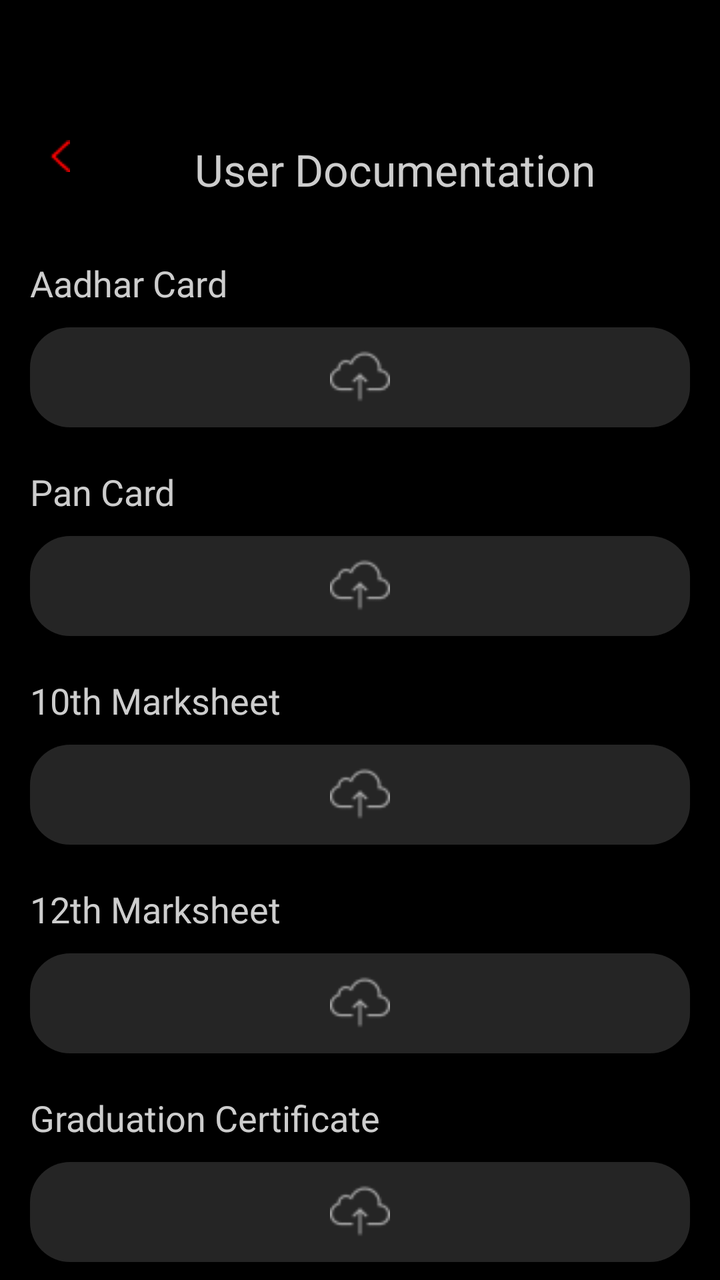
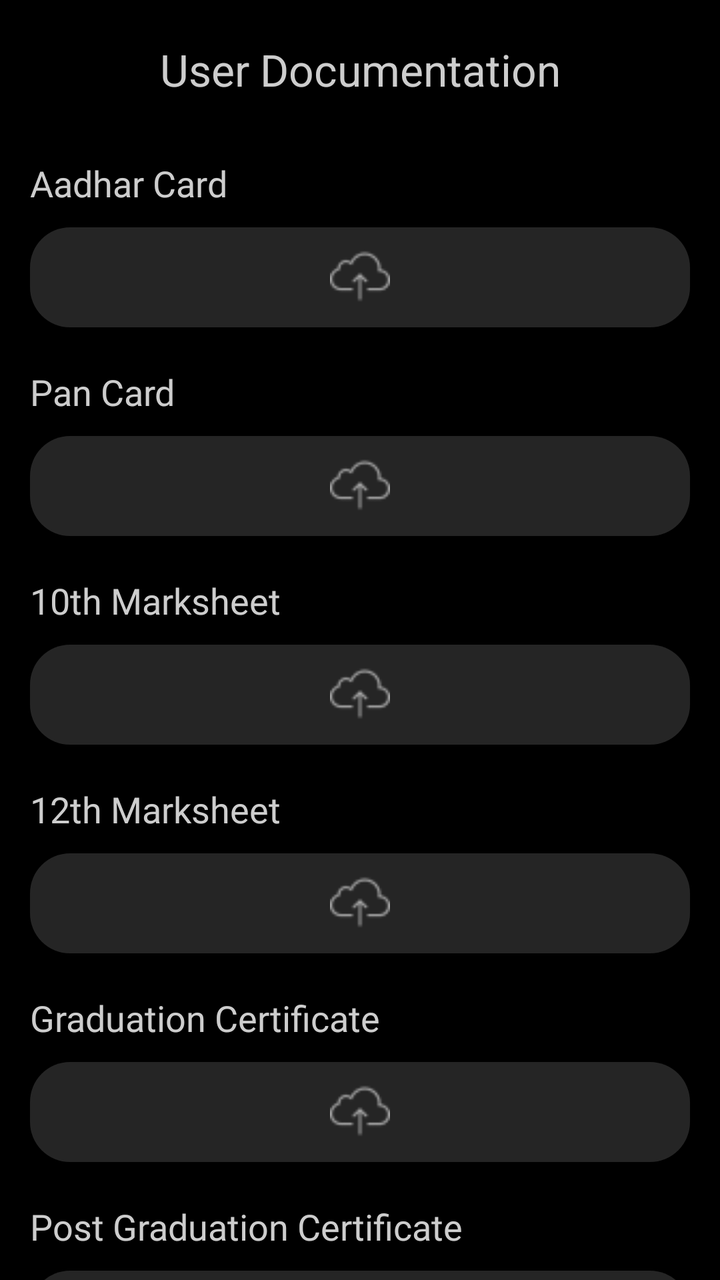

Before-and-after screenshots of an Android layout around one commit, followed by the original layout XML and the change that was made.
<!-- AndroidManifest.xml: application theme AppTheme -->
<!-- res/layout/fragment_document_upload.xml -->
<?xml version="1.0" encoding="utf-8"?>
<layout>

    <ScrollView xmlns:android="http://schemas.android.com/apk/res/android"
        xmlns:tools="http://schemas.android.com/tools"
        android:layout_width="match_parent"
        android:layout_height="match_parent"
        android:background="@color/black"
        tools:context=".profile.DocumentUploadFragment">

        <LinearLayout
            android:layout_width="match_parent"
            android:layout_height="wrap_content"
            android:clickable="true"
            android:orientation="vertical">

            <LinearLayout
                android:layout_width="match_parent"
                android:layout_height="wrap_content"
                android:layout_marginTop="70dp"
                android:layout_marginBottom="@dimen/_20dp">

                <ImageView
                    android:id="@+id/backBtn"
                    android:layout_width="wrap_content"
                    android:layout_height="wrap_content"
                    android:layout_marginStart="25dp"
                    android:src="@drawable/backbutton" />

                <TextView
                    android:layout_width="match_parent"
                    android:layout_height="wrap_content"
                    android:gravity="center"
                    android:text="User Documentation"
                    android:textColor="#CDCDCD"
                    android:textSize="22sp" />

            </LinearLayout>

            <TextView
                android:layout_width="wrap_content"
                android:layout_height="wrap_content"
                android:layout_marginStart="@dimen/_15"
                android:layout_marginTop="@dimen/_10dp"
                android:fontFamily="@font/dm_sans"
                android:text="Aadhar Card"
                android:textColor="#CDCDCD"
                android:textSize="@dimen/_18sp" />

            <LinearLayout
                android:id="@+id/editAdhar"
                android:layout_width="match_parent"
                android:layout_height="wrap_content"
                android:orientation="horizontal"
                android:visibility="gone">

                <ImageView
                    android:layout_width="match_parent"
                    android:layout_height="wrap_content"
                    android:src="@drawable/upload_adhar" />

                <ImageView
                    android:id="@+id/chngAdhar"
                    android:layout_width="wrap_content"
                    android:layout_height="wrap_content"
                    android:layout_marginStart="-150dp"
                    android:layout_marginTop="@dimen/_100dp"
                    android:layout_marginEnd="20dp"
                    android:elevation="@dimen/_20dp"
                    android:src="@drawable/edit" />

            </LinearLayout>

            <ImageView
                android:id="@+id/uploadAdhar"
                android:layout_width="match_parent"
                android:layout_height="50dp"
                android:layout_marginStart="@dimen/_15"
                android:layout_marginTop="@dimen/_10dp"
                android:layout_marginEnd="@dimen/_15"
                android:layout_marginBottom="@dimen/_10"
                android:background="@drawable/light_grey_bg"
                android:padding="@dimen/_10"
                android:src="@drawable/uploadwhite" />

            <TextView
                android:layout_width="wrap_content"
                android:layout_height="wrap_content"
                android:layout_marginStart="@dimen/_15"
                android:layout_marginTop="@dimen/_10dp"
                android:fontFamily="@font/dm_sans"
                android:text="Pan Card"
                android:textColor="#CDCDCD"
                android:textSize="@dimen/_18sp" />

            <LinearLayout
                android:id="@+id/editPan"
                android:layout_width="match_parent"
                android:layout_height="wrap_content"
                android:orientation="horizontal"
                android:visibility="gone">

                <ImageView
                    android:layout_width="match_parent"
                    android:layout_height="wrap_content"
                    android:src="@drawable/upload_pan" />

                <ImageView
                    android:id="@+id/chngPan"
                    android:layout_width="wrap_content"
                    android:layout_height="wrap_content"
                    android:layout_marginStart="-150dp"
                    android:layout_marginTop="@dimen/_100dp"
                    android:layout_marginEnd="20dp"
                    android:elevation="@dimen/_20dp"
                    android:src="@drawable/edit" />

            </LinearLayout>

            <ImageView
                android:id="@+id/uploadpan"
                android:layout_width="match_parent"
                android:layout_height="50dp"
                android:layout_marginStart="@dimen/_15"
                android:layout_marginTop="@dimen/_10dp"
                android:layout_marginEnd="@dimen/_15"
                android:layout_marginBottom="@dimen/_10"
                android:background="@drawable/light_grey_bg"
                android:padding="@dimen/_10"
                android:src="@drawable/uploadwhite" />

            <TextView
                android:layout_width="wrap_content"
                android:layout_height="wrap_content"
                android:layout_marginStart="@dimen/_15"
                android:layout_marginTop="@dimen/_10dp"
                android:fontFamily="@font/dm_sans"
                android:text="10th Marksheet "
                android:textColor="#CDCDCD"
                android:textSize="@dimen/_18sp" />

            <ImageView
                android:id="@+id/uploadmarksheet10"
                android:layout_width="match_parent"
                android:layout_height="50dp"
                android:layout_marginStart="@dimen/_15"
                android:layout_marginTop="@dimen/_10dp"
                android:layout_marginEnd="@dimen/_15"
                android:layout_marginBottom="@dimen/_10"
                android:background="@drawable/light_grey_bg"
                android:padding="@dimen/_10"
                android:src="@drawable/uploadwhite" />

            <LinearLayout
                android:id="@+id/editmarksheet10"
                android:layout_width="match_parent"
                android:layout_height="wrap_content"
                android:orientation="horizontal"
                android:visibility="gone">

                <ImageView
                    android:layout_width="match_parent"
                    android:layout_height="wrap_content"
                    android:src="@drawable/marksheet" />

                <ImageView
                    android:id="@+id/chng10marksheet"
                    android:layout_width="wrap_content"
                    android:layout_height="wrap_content"
                    android:layout_marginStart="-150dp"
                    android:layout_marginTop="@dimen/_100dp"
                    android:layout_marginEnd="20dp"
                    android:elevation="@dimen/_20dp"
                    android:src="@drawable/edit" />

            </LinearLayout>

            <TextView
                android:layout_width="wrap_content"
                android:layout_height="wrap_content"
                android:layout_marginStart="@dimen/_15"
                android:layout_marginTop="@dimen/_10dp"
                android:fontFamily="@font/dm_sans"
                android:text="12th Marksheet "
                android:textColor="#CDCDCD"
                android:textSize="@dimen/_18sp" />

            <ImageView
                android:id="@+id/uploadmarksheet12"
                android:layout_width="match_parent"
                android:layout_height="50dp"
                android:layout_marginStart="@dimen/_15"
                android:layout_marginTop="@dimen/_10dp"
                android:layout_marginEnd="@dimen/_15"
                android:layout_marginBottom="@dimen/_10"
                android:background="@drawable/light_grey_bg"
                android:padding="@dimen/_10"
                android:src="@drawable/uploadwhite" />

            <LinearLayout
                android:id="@+id/editmarksheet12"
                android:layout_width="match_parent"
                android:layout_height="wrap_content"
                android:orientation="horizontal"
                android:visibility="gone">

                <ImageView
                    android:layout_width="match_parent"
                    android:layout_height="wrap_content"
                    android:src="@drawable/marksheet" />

                <ImageView
                    android:id="@+id/chng12marksheet"
                    android:layout_width="wrap_content"
                    android:layout_height="wrap_content"
                    android:layout_marginStart="-150dp"
                    android:layout_marginTop="@dimen/_100dp"
                    android:layout_marginEnd="20dp"
                    android:elevation="@dimen/_20dp"
                    android:src="@drawable/edit" />

            </LinearLayout>

            <TextView
                android:layout_width="wrap_content"
                android:layout_height="wrap_content"
                android:layout_marginStart="@dimen/_15"
                android:layout_marginTop="@dimen/_10dp"
                android:fontFamily="@font/dm_sans"
                android:text="Graduation Certificate"
                android:textColor="#CDCDCD"
                android:textSize="@dimen/_18sp" />

            <ImageView
                android:id="@+id/uploadGraduation"
                android:layout_width="match_parent"
                android:layout_height="50dp"
                android:layout_marginStart="@dimen/_15"
                android:layout_marginTop="@dimen/_10dp"
                android:layout_marginEnd="@dimen/_15"
                android:layout_marginBottom="@dimen/_10"
                android:background="@drawable/light_grey_bg"
                android:padding="@dimen/_10"
                android:src="@drawable/uploadwhite" />

            <LinearLayout
                android:id="@+id/editGraduation"
                android:layout_width="match_parent"
                android:layout_height="wrap_content"
                android:orientation="horizontal"
                android:visibility="gone">

                <ImageView
                    android:layout_width="match_parent"
                    android:layout_height="wrap_content"
                    android:src="@drawable/marksheet" />

                <ImageView
                    android:id="@+id/chngGraduation"
                    android:layout_width="wrap_content"
                    android:layout_height="wrap_content"
                    android:layout_marginStart="-150dp"
                    android:layout_marginTop="@dimen/_100dp"
                    android:layout_marginEnd="20dp"
                    android:elevation="@dimen/_20dp"
                    android:src="@drawable/edit" />

            </LinearLayout>

            <TextView
                android:layout_width="wrap_content"
                android:layout_height="wrap_content"
                android:layout_marginStart="@dimen/_15"
                android:layout_marginTop="@dimen/_10dp"
                android:fontFamily="@font/dm_sans"
                android:text="Post Graduation Certificate"
                android:textColor="#CDCDCD"
                android:textSize="@dimen/_18sp" />

            <ImageView
                android:id="@+id/uploadPostGraduation"
                android:layout_width="match_parent"
                android:layout_height="50dp"
                android:layout_marginStart="@dimen/_15"
                android:layout_marginTop="@dimen/_10dp"
                android:layout_marginEnd="@dimen/_15"
                android:layout_marginBottom="@dimen/_10"
                android:background="@drawable/light_grey_bg"
                android:padding="@dimen/_10"
                android:src="@drawable/uploadwhite" />

            <LinearLayout
                android:id="@+id/editPostGraduation"
                android:layout_width="match_parent"
                android:layout_height="wrap_content"
                android:orientation="horizontal"
                android:visibility="gone">

                <ImageView
                    android:layout_width="match_parent"
                    android:layout_height="wrap_content"
                    android:src="@drawable/marksheet" />

                <ImageView
                    android:id="@+id/chngPostgra"
                    android:layout_width="wrap_content"
                    android:layout_height="wrap_content"
                    android:layout_marginStart="-150dp"
                    android:layout_marginTop="@dimen/_100dp"
                    android:layout_marginEnd="20dp"
                    android:elevation="@dimen/_20dp"
                    android:src="@drawable/edit" />

            </LinearLayout>

            <TextView
                android:layout_width="wrap_content"
                android:layout_height="wrap_content"
                android:layout_marginStart="@dimen/_15"
                android:layout_marginTop="@dimen/_10dp"
                android:fontFamily="@font/dm_sans"
                android:text="Experience Letter "
                android:textColor="#CDCDCD"
                android:textSize="@dimen/_18sp" />

            <ImageView
                android:id="@+id/uploadExperienceLetter"
                android:layout_width="match_parent"
                android:layout_height="50dp"
                android:layout_marginStart="@dimen/_15"
                android:layout_marginTop="@dimen/_10dp"
                android:layout_marginEnd="@dimen/_15"
                android:layout_marginBottom="@dimen/_10"
                android:background="@drawable/light_grey_bg"
                android:padding="@dimen/_10"
                android:src="@drawable/uploadwhite" />

            <LinearLayout
                android:id="@+id/editExperienceLetter"
                android:layout_width="match_parent"
                android:layout_height="wrap_content"
                android:orientation="horizontal"
                android:visibility="gone">

                <ImageView
                    android:layout_width="match_parent"
                    android:layout_height="wrap_content"
                    android:src="@drawable/marksheet" />

                <ImageView
                    android:id="@+id/chngExperience"
                    android:layout_width="wrap_content"
                    android:layout_height="wrap_content"
                    android:layout_marginStart="-150dp"
                    android:layout_marginTop="@dimen/_100dp"
                    android:layout_marginEnd="20dp"
                    android:elevation="@dimen/_20dp"
                    android:src="@drawable/edit" />

            </LinearLayout>

            <TextView
                android:layout_width="wrap_content"
                android:layout_height="wrap_content"
                android:layout_marginStart="@dimen/_15"
                android:layout_marginTop="@dimen/_10dp"
                android:fontFamily="@font/dm_sans"
                android:text="Last Company Offer Letter"
                android:textColor="#CDCDCD"
                android:textSize="@dimen/_18sp" />

            <ImageView
                android:id="@+id/uploadLastCompanyOffer"
                android:layout_width="match_parent"
                android:layout_height="50dp"
                android:layout_marginStart="@dimen/_15"
                android:layout_marginTop="@dimen/_10dp"
                android:layout_marginEnd="@dimen/_15"
                android:layout_marginBottom="@dimen/_10"
                android:background="@drawable/light_grey_bg"
                android:padding="@dimen/_10"
                android:src="@drawable/uploadwhite" />

            <LinearLayout
                android:id="@+id/editLastCompanyOffer"
                android:layout_width="match_parent"
                android:layout_height="wrap_content"
                android:orientation="horizontal"
                android:visibility="gone">

                <ImageView
                    android:layout_width="match_parent"
                    android:layout_height="wrap_content"
                    android:src="@drawable/marksheet" />

                <ImageView
                    android:id="@+id/chnglastCompOffer"
                    android:layout_width="wrap_content"
                    android:layout_height="wrap_content"
                    android:layout_marginStart="-150dp"
                    android:layout_marginTop="@dimen/_100dp"
                    android:layout_marginEnd="20dp"
                    android:elevation="@dimen/_20dp"
                    android:src="@drawable/edit" />

            </LinearLayout>

            <TextView
                android:layout_width="wrap_content"
                android:layout_height="wrap_content"
                android:layout_marginStart="@dimen/_15"
                android:layout_marginTop="@dimen/_10dp"
                android:fontFamily="@font/dm_sans"
                android:text="Salary Slip"
                android:textColor="#CDCDCD"
                android:textSize="@dimen/_18sp" />

            <ImageView
                android:id="@+id/uploadSalarySlipn"
                android:layout_width="match_parent"
                android:layout_height="50dp"
                android:layout_marginStart="@dimen/_15"
                android:layout_marginTop="@dimen/_10dp"
                android:layout_marginEnd="@dimen/_15"
                android:layout_marginBottom="@dimen/_10"
                android:background="@drawable/light_grey_bg"
                android:padding="@dimen/_10"
                android:src="@drawable/uploadwhite"
            />

            <LinearLayout
                android:id="@+id/editSalarySlip"
                android:layout_width="match_parent"
                android:layout_height="wrap_content"
                android:orientation="horizontal"
                android:visibility="gone" >

                <ImageView
                    android:layout_width="match_parent"
                    android:layout_height="wrap_content"
                    android:src="@drawable/marksheet" />

                <ImageView
                    android:id="@+id/chngSaralyslip"
                    android:layout_width="wrap_content"
                    android:layout_height="wrap_content"
                    android:layout_marginStart="-150dp"
                    android:layout_marginTop="@dimen/_100dp"
                    android:layout_marginEnd="20dp"
                    android:elevation="@dimen/_20dp"
                    android:src="@drawable/edit" />

            </LinearLayout>

            <TextView
                android:layout_width="wrap_content"
                android:layout_height="wrap_content"
                android:layout_marginStart="@dimen/_15"
                android:layout_marginTop="@dimen/_10dp"
                android:fontFamily="@font/dm_sans"
                android:text="Appointment letter"
                android:textColor="#CDCDCD"
                android:textSize="@dimen/_18sp" />

            <ImageView
                android:id="@+id/uploadAppointmentletter"
                android:layout_width="match_parent"
                android:layout_height="50dp"
                android:layout_marginStart="@dimen/_15"
                android:layout_marginTop="@dimen/_10dp"
                android:layout_marginEnd="@dimen/_15"
                android:layout_marginBottom="@dimen/_10"
                android:background="@drawable/light_grey_bg"
                android:padding="@dimen/_10"
                android:src="@drawable/uploadwhite" />

            <LinearLayout
                android:id="@+id/editAppointmentletter"
                android:layout_width="match_parent"
                android:layout_height="wrap_content"
                android:layout_marginBottom="@dimen/_20dp"
                android:orientation="horizontal"
                android:visibility="gone">

                <ImageView
                    android:layout_width="match_parent"
                    android:layout_height="wrap_content"
                    android:src="@drawable/marksheet" />

                <ImageView
                    android:id="@+id/chngAppointmnt"
                    android:layout_width="wrap_content"
                    android:layout_height="wrap_content"
                    android:layout_marginStart="-150dp"
                    android:layout_marginTop="@dimen/_100dp"
                    android:layout_marginEnd="20dp"
                    android:elevation="@dimen/_20dp"
                    android:src="@drawable/edit" />

            </LinearLayout>


        </LinearLayout>

    </ScrollView>
</layout>
<!-- resources referenced by this layout -->
<resources>
  <color name="black">#FF000000</color>
  <dimen name="_10">10dp</dimen>
  <dimen name="_100dp">100dp</dimen>
  <dimen name="_10dp">10dp</dimen>
  <dimen name="_15">15dp</dimen>
  <dimen name="_18sp">18sp</dimen>
  <dimen name="_20dp">20dp</dimen>
  <!-- drawable backbutton: png bitmap (drawable, 227 bytes) -->
  <!-- drawable edit: png bitmap (drawable, 905 bytes) -->
  <!-- drawable light_grey_bg (drawable) -->
  <?xml version="1.0" encoding="utf-8"?>
  <shape xmlns:android="http://schemas.android.com/apk/res/android"
      android:shape="rectangle">
      <solid android:color="@color/lightGreycolor"/>
      <corners android:radius="@dimen/_20dp"/>
  </shape>
  <!-- drawable marksheet: png bitmap (drawable, 16664 bytes) -->
  <!-- drawable upload_adhar: png bitmap (drawable, 9105 bytes) -->
  <!-- drawable upload_pan: png bitmap (drawable, 31645 bytes) -->
  <!-- drawable uploadwhite: png bitmap (drawable, 905 bytes) -->
  <style name="AppTheme" parent="Theme.MaterialComponents.Light.NoActionBar">
          <item name="colorPrimaryDark">@color/black</item>
          <item name="colorSurface">@color/white</item>
      </style>
  <color name="lightGreycolor">#252525</color>
  <color name="white">#FFFFFF</color>
</resources>

<!-- the commit's change to res/layout/fragment_document_upload.xml (unified diff, before → after) -->
@@ -17,15 +17,15 @@
             <LinearLayout
                 android:layout_width="match_parent"
                 android:layout_height="wrap_content"
-                android:layout_marginTop="70dp"
+                android:layout_marginTop="@dimen/_20dp"
                 android:layout_marginBottom="@dimen/_20dp">
 
-                <ImageView
-                    android:id="@+id/backBtn"
-                    android:layout_width="wrap_content"
-                    android:layout_height="wrap_content"
-                    android:layout_marginStart="25dp"
-                    android:src="@drawable/backbutton" />
+
+
+
+
+
+
 
                 <TextView
                     android:layout_width="match_parent"
<!-- resource entries referenced after the edit -->
@@ -7,7 +7,6 @@
   <dimen name="_15">15dp</dimen>
   <dimen name="_18sp">18sp</dimen>
   <dimen name="_20dp">20dp</dimen>
-  <!-- drawable backbutton: png bitmap (drawable, 227 bytes) -->
   <!-- drawable edit: png bitmap (drawable, 905 bytes) -->
   <!-- drawable light_grey_bg (drawable) -->
   <?xml version="1.0" encoding="utf-8"?>
